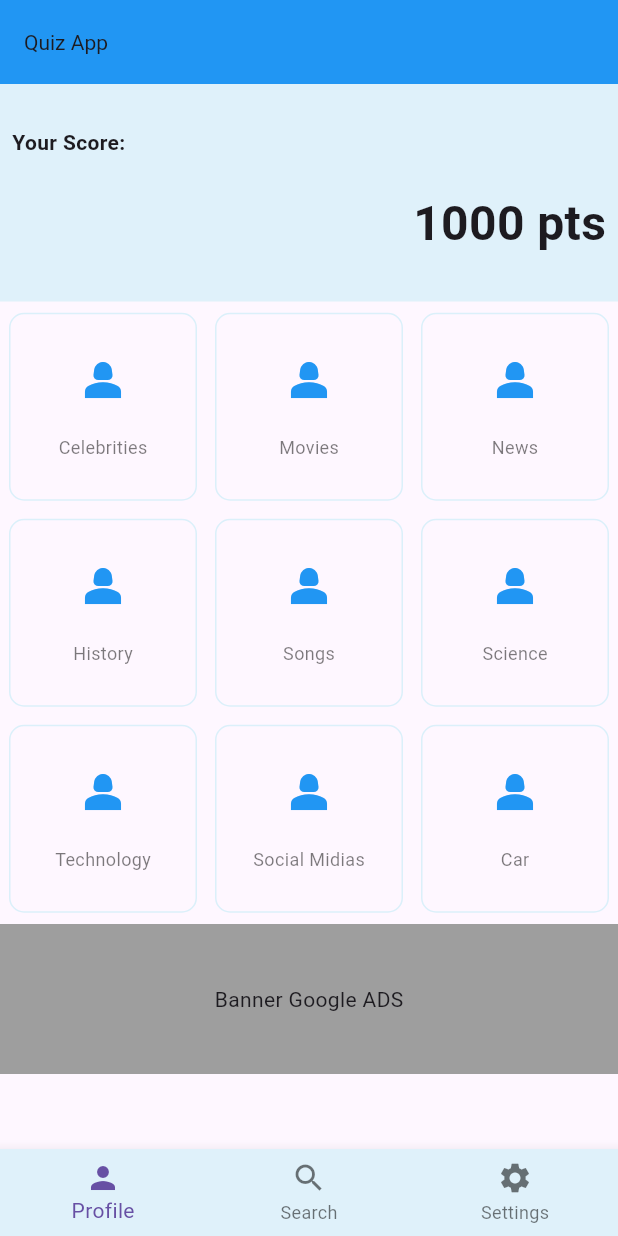
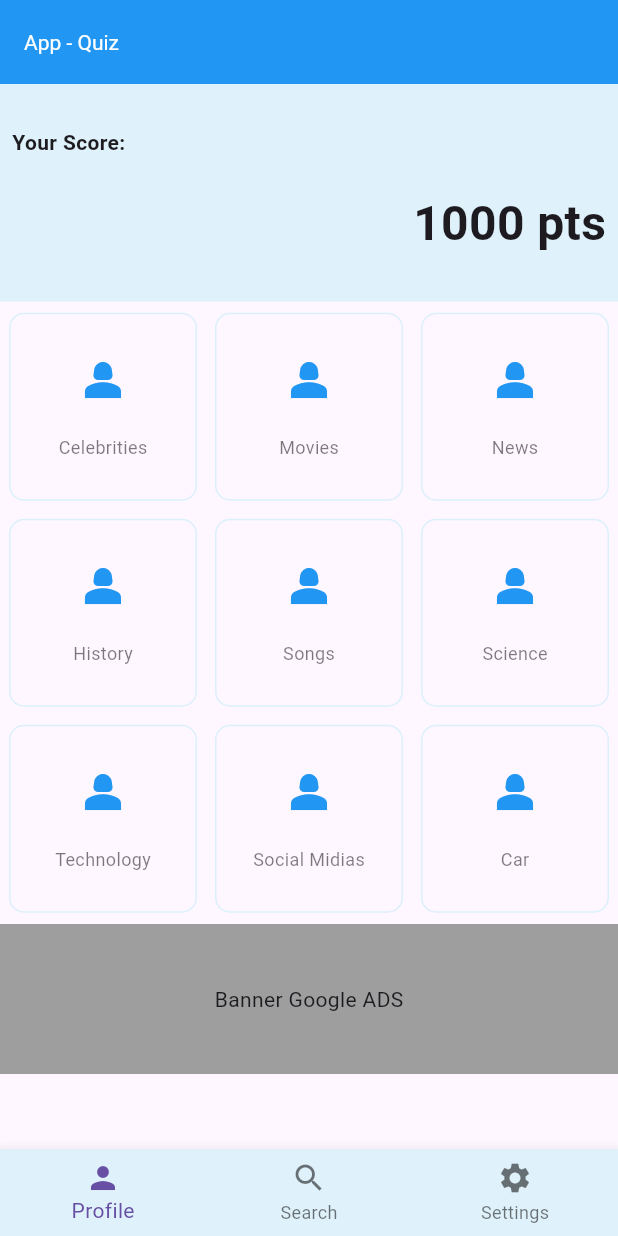
Before and after one commit to cardosotv/app_quiz, a Flutter app: the screen it shows after launch, on a phone screen of 412 x 824 dp. Run offline on Flutter 3.47's test engine with Material 3 defaults, Android fonts, the phone set to English and light mode, and no system bars.

Commit message:
Title updated...

```diff
--- a/lib/features/home/view/pages/home.dart
+++ b/lib/features/home/view/pages/home.dart
@@ -26,8 +26,8 @@ class _HomeState extends State<Home> {
         automaticallyImplyLeading: false,
         backgroundColor: const Color.fromRGBO(33, 150, 243, 1),
         title: const Text(
-          "Quiz App",
-          style: TextStyle(fontSize: 14),
+          "App - Quiz",
+          style: TextStyle(fontSize: 14, color: Colors.white),
           textDirection: TextDirection.ltr,
         ),
       ),
```
